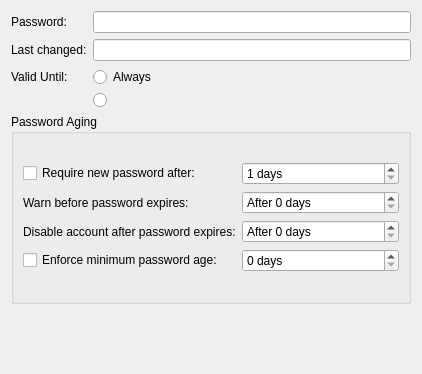
First picture: the form in ui/userproperties-pwsec.ui, repository KDE/kcm-userconfig, before the edit.
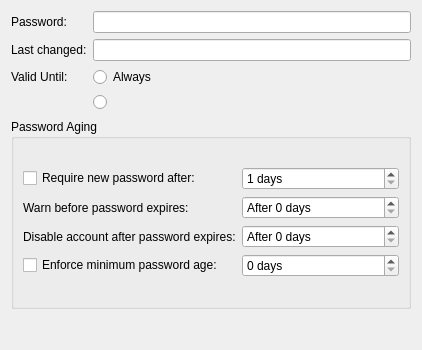
Second picture: the form after the edit. Custom widgets are drawn as their Qt base class.

Commit message: Fix edit user, a couple more widgets in .ui

```diff
--- a/ui/userproperties-pwsec.ui
+++ b/ui/userproperties-pwsec.ui
@@ -7,7 +7,7 @@
     <x>0</x>
     <y>0</y>
     <width>408</width>
-    <height>374</height>
+    <height>350</height>
    </rect>
   </property>
   <property name="windowTitle">
@@ -71,6 +71,12 @@
       <layout class="QHBoxLayout" name="expirelayout">
        <item>
         <widget class="QRadioButton" name="expireradio">
+         <property name="sizePolicy">
+          <sizepolicy hsizetype="Fixed" vsizetype="Fixed">
+           <horstretch>0</horstretch>
+           <verstretch>0</verstretch>
+          </sizepolicy>
+         </property>
          <property name="text">
           <string/>
          </property>
@@ -79,6 +85,29 @@
          </attribute>
         </widget>
        </item>
+       <item>
+        <widget class="KDateWidget" name="expiredate">
+         <property name="sizePolicy">
+          <sizepolicy hsizetype="Preferred" vsizetype="Preferred">
+           <horstretch>1</horstretch>
+           <verstretch>0</verstretch>
+          </sizepolicy>
+         </property>
+        </widget>
+       </item>
+       <item>
+        <spacer name="horizontalSpacer">
+         <property name="orientation">
+          <enum>Qt::Horizontal</enum>
+         </property>
+         <property name="sizeHint" stdset="0">
+          <size>
+           <width>40</width>
+           <height>20</height>
+          </size>
+         </property>
+        </spacer>
+       </item>
       </layout>
      </item>
     </layout>
@@ -197,6 +226,13 @@
    </item>
   </layout>
  </widget>
+ <customwidgets>
+  <customwidget>
+   <class>KDateWidget</class>
+   <extends>QWidget</extends>
+   <header>kdatewidget.h</header>
+  </customwidget>
+ </customwidgets>
  <resources/>
  <connections/>
  <buttongroups>
```
The commit also changes 3 other files.
